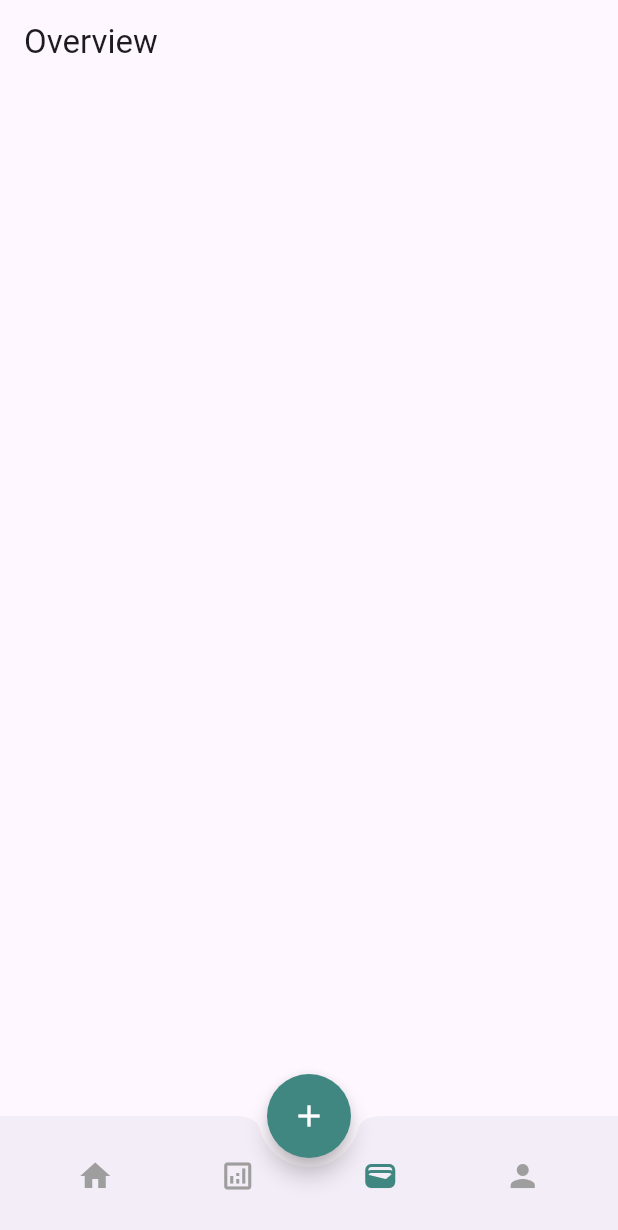
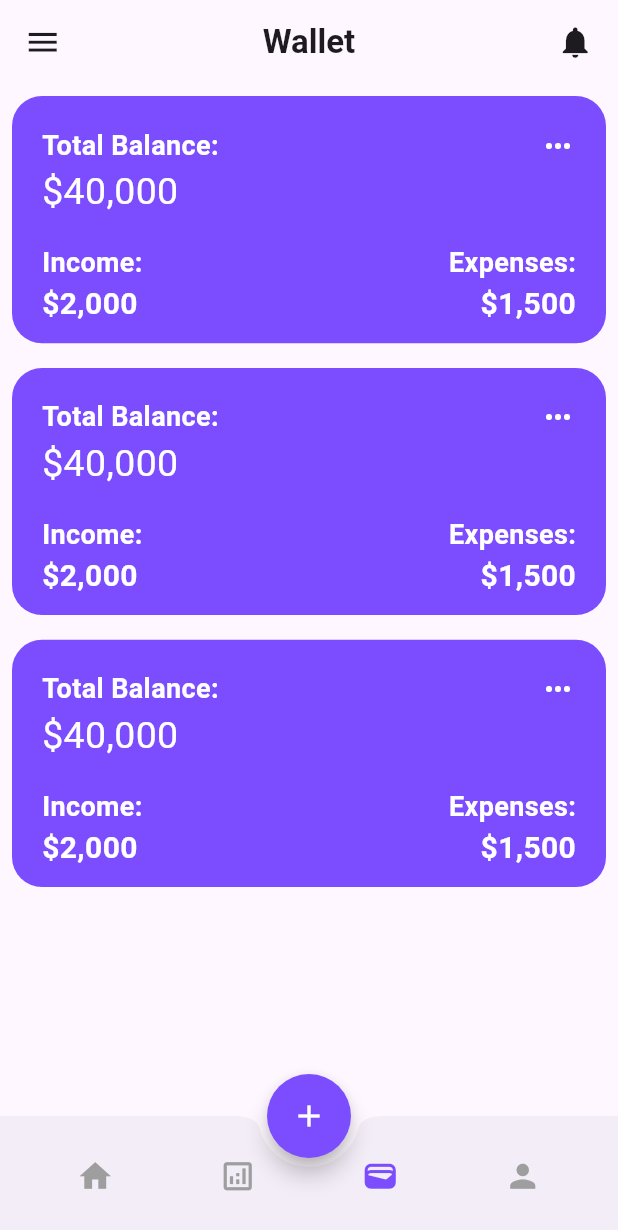
Before and after one commit to emjeypugeee/TrackFund-Flutter, a Flutter app: the PaymentPage screen opened by its route, after a tap on the "home" icon, after a tap on the "analytics" icon, after a tap on the "wallet" icon, on a phone screen of 412 x 824 dp. Shown: the top 1230 px of the screen. Run offline on Flutter 3.47's test engine with Material 3 defaults, Android fonts, the phone set to English and light mode, and no system bars; our stand-ins replace fl_chart, go_router.

Commit message:
updated front-end overview, wallet and profile unfinished

```diff
--- a/lib/components/custom_bottom_nav.dart
+++ b/lib/components/custom_bottom_nav.dart
@@ -9,17 +9,31 @@ class CustomBottomNav extends StatelessWidget {
   Widget build(BuildContext context) {
     // 1. Get the currently selected index
     final int currentIndex = _calculateSelectedIndex(context);
+    List<String> titles = ['Home', 'Overview', 'Wallet', 'Profile'];
 
     // 2. Define colors for active/inactive tabs
-    final Color selectedColor = Color(0xFF408782);
+    final Color selectedColor = Colors.deepPurpleAccent;
     final Color unselectedColor = Colors.grey;
 
+    //
+    double iconSize = 25;
+
     return Scaffold(
+      appBar: AppBar(
+        title: Row(
+          mainAxisAlignment: MainAxisAlignment.spaceBetween,
+          children: [
+            Icon(Icons.menu, size: iconSize),
+            (Text(titles[currentIndex], style: TextStyle(fontWeight: FontWeight.bold))),
+            Icon(Icons.notifications, size: iconSize),
+          ],
+        ),
+      ),
       body: child,
       floatingActionButtonLocation: FloatingActionButtonLocation.centerDocked,
       // 3. Wire up the FAB (or leave for a separate action)
       floatingActionButton: FloatingActionButton(
-        backgroundColor: Color(0xFF408782),
+        backgroundColor: Colors.deepPurpleAccent,
         shape: CircleBorder(),
         onPressed: () {
           // This button is separate from the shell routes.
@@ -42,12 +56,14 @@ class CustomBottomNav extends StatelessWidget {
               color: currentIndex == 0 ? selectedColor : unselectedColor,
               // 6. Call navigation helper on press
               onPressed: () => _onItemTapped(0, context),
+              iconSize: iconSize,
             ),
             // --- WALLET ---
             IconButton(
               icon: const Icon(Icons.analytics_outlined),
               color: currentIndex == 1 ? selectedColor : unselectedColor,
               onPressed: () => _onItemTapped(1, context),
+              iconSize: iconSize,
             ),
             // --- PAYMENT ---
             // Note: Your original code had 4 icons. I've matched them
@@ -56,12 +72,14 @@ class CustomBottomNav extends StatelessWidget {
               icon: const Icon(Icons.wallet), // Your 'wallet' icon
               color: currentIndex == 2 ? selectedColor : unselectedColor,
               onPressed: () => _onItemTapped(2, context),
+              iconSize: iconSize,
             ),
             // --- PROFILE ---
             IconButton(
               icon: const Icon(Icons.person),
               color: currentIndex == 3 ? selectedColor : unselectedColor,
               onPressed: () => _onItemTapped(3, context),
+              iconSize: iconSize,
             ),
           ],
         ),
--- a/lib/components/custom_card.dart
+++ b/lib/components/custom_card.dart
@@ -11,7 +11,7 @@ class CustomCard extends StatelessWidget {
       height: screenHeight * 0.2,
       width: screenWidth * 1,
       decoration: BoxDecoration(
-        color: Color(0xFF408782),
+        color: Colors.deepPurpleAccent,
         borderRadius: BorderRadius.all(Radius.circular(20)),
       ),
       child: Padding(
@@ -23,7 +23,10 @@ class CustomCard extends StatelessWidget {
             Row(
               mainAxisAlignment: MainAxisAlignment.spaceBetween,
               children: [
-                Text('Total Balance:', style: TextStyle(fontSize: 18, color: Colors.white)),
+                Text(
+                  'Total Balance:',
+                  style: TextStyle(fontSize: 18, color: Colors.white, fontWeight: FontWeight.bold),
+                ),
                 Icon(Icons.more_horiz, color: Colors.white),
               ],
             ),
@@ -35,16 +38,28 @@ class CustomCard extends StatelessWidget {
             Row(
               mainAxisAlignment: MainAxisAlignment.spaceBetween,
               children: [
-                Text('Income:', style: TextStyle(color: Colors.white, fontSize: 18)),
-                Text('Expenses:', style: TextStyle(color: Colors.white, fontSize: 18)),
+                Text(
+                  'Income:',
+                  style: TextStyle(color: Colors.white, fontSize: 18, fontWeight: FontWeight.bold),
+                ),
+                Text(
+                  'Expenses:',
+                  style: TextStyle(color: Colors.white, fontSize: 18, fontWeight: FontWeight.bold),
+                ),
               ],
             ),
 
             Row(
               mainAxisAlignment: MainAxisAlignment.spaceBetween,
               children: [
-                Text('\$2,000', style: TextStyle(color: Colors.white, fontSize: 20)),
-                Text('\$1,500', style: TextStyle(color: Colors.white, fontSize: 20)),
+                Text(
+                  '\$2,000',
+                  style: TextStyle(color: Colors.white, fontSize: 20, fontWeight: FontWeight.bold),
+                ),
+                Text(
+                  '\$1,500',
+                  style: TextStyle(color: Colors.white, fontSize: 20, fontWeight: FontWeight.bold),
+                ),
               ],
             ),
           ],
--- /dev/null
+++ b/lib/components/custom_line_chart.dart
@@ -0,0 +1,162 @@
+import 'package:flutter/material.dart';
+import 'package:fl_chart/fl_chart.dart';
+
+class MyGroupedBarChart extends StatefulWidget {
+  const MyGroupedBarChart({super.key});
+
+  @override
+  State<MyGroupedBarChart> createState() => _MyGroupedBarChartState();
+}
+
+class _MyGroupedBarChartState extends State<MyGroupedBarChart> {
+  // Define the colors from the image
+  final Color purpleBar = Colors.purple;
+  final Color orangeBar = Colors.orange;
+  final double width = 18; // Width of each bar
+
+  @override
+  Widget build(BuildContext context) {
+    return BarChart(
+      BarChartData(
+        // Set the maximum Y-value (from your chart)
+        maxY: 4000,
+        minY: 0,
+
+        // Hide the default border
+        borderData: FlBorderData(show: false),
+
+        // Configure the grid lines
+        gridData: FlGridData(
+          show: true,
+          drawVerticalLine: false, // Hide vertical lines
+          horizontalInterval: 1000, // Interval of $1k
+          getDrawingHorizontalLine: (value) {
+            return const FlLine(
+              color: Colors.grey,
+              strokeWidth: 0.8,
+              dashArray: [5, 5], // Create dashed lines
+            );
+          },
+        ),
+
+        // Define the axis titles (labels)
+        titlesData: FlTitlesData(
+          show: true,
+          // Top titles (hidden)
+          topTitles: const AxisTitles(sideTitles: SideTitles(showTitles: false)),
+          // Right titles (hidden)
+          rightTitles: const AxisTitles(sideTitles: SideTitles(showTitles: false)),
+          // Bottom titles (Week 1, Week 2, etc.)
+          bottomTitles: AxisTitles(
+            sideTitles: SideTitles(
+              showTitles: true,
+              reservedSize: 30,
+              getTitlesWidget: getBottomTitles,
+            ),
+          ),
+          // Left titles ($0, $1k, $2k, etc.)
+          leftTitles: AxisTitles(
+            sideTitles: SideTitles(
+              showTitles: true,
+              reservedSize: 40,
+              interval: 1000,
+              getTitlesWidget: getLeftTitles,
+            ),
+          ),
+        ),
+
+        // Define the bar groups
+        barGroups: [
+          // Group for Week 1
+          makeGroupData(0, 2600, 1500),
+          // Group for Week 2
+          makeGroupData(1, 1250, 900),
+          // Group for Week 3
+          makeGroupData(2, 1800, 1250),
+          // Group for Week 4
+          makeGroupData(3, 2050, 1150),
+        ],
+      ),
+    );
+  }
+
+  // Helper function to create each group's data
+  BarChartGroupData makeGroupData(int x, double y1, double y2) {
+    return BarChartGroupData(
+      x: x, // The x-axis coordinate (0 for Week 1, 1 for Week 2, etc.)
+      barRods: [
+        // The purple bar
+        BarChartRodData(
+          toY: y1,
+          color: purpleBar,
+          width: width,
+          borderRadius: BorderRadius.circular(4),
+        ),
+        // The orange bar
+        BarChartRodData(
+          toY: y2,
+          color: orangeBar,
+          width: width,
+          borderRadius: BorderRadius.circular(4),
+        ),
+      ],
+      // Space between the two bars in a group
+      barsSpace: 4,
+    );
+  }
+
+  // Helper function for bottom axis labels
+  // Helper function for bottom axis labels
+  Widget getBottomTitles(double value, TitleMeta meta) {
+    const style = TextStyle(color: Colors.black, fontWeight: FontWeight.bold, fontSize: 14);
+    String text;
+    switch (value.toInt()) {
+      case 0:
+        text = 'Week 1';
+        break;
+      case 1:
+        text = 'Week 2';
+        break;
+      case 2:
+        text = 'Week 3';
+        break;
+      case 3:
+        text = 'Week 4';
+        break;
+      default:
+        text = '';
+        break;
+    }
+    return SideTitleWidget(
+      // axisSide: meta.axisSide, // <-- REMOVE THIS LINE
+      space: 10,
+      meta: meta,
+      child: Text(text, style: style),
+    );
+  }
+
+  // Helper function for left axis labels
+  Widget getLeftTitles(double value, TitleMeta meta) {
+    const style = TextStyle(color: Colors.black, fontWeight: FontWeight.bold, fontSize: 14);
+    String text;
+    if (value == 0) {
+      text = '\$0';
+    } else if (value == 1000) {
+      text = '\$1k';
+    } else if (value == 2000) {
+      text = '\$2k';
+    } else if (value == 3000) {
+      text = '\$3k';
+    } else if (value == 4000) {
+      text = '\$4k';
+    } else {
+      return Container();
+    }
+    return SideTitleWidget(
+      // axisSide: meta.axisSide, // <-- REMOVE THIS LINE
+      space: 5,
+      meta: meta,
+      child: Text(text, style: style),
+    );
+  }
+}
--- a/lib/components/custom_stats.dart
+++ b/lib/components/custom_stats.dart
@@ -25,7 +25,7 @@ class CustomStats extends StatelessWidget {
               mainAxisAlignment: MainAxisAlignment.center,
               children: [
                 Icon(icon, color: iconColor),
-                Text('\$8,500', style: TextStyle(fontSize: 20)),
+                Text(' \$8,500', style: TextStyle(fontSize: 20, fontWeight: FontWeight.bold)),
               ],
             ),
           ],
--- /dev/null
+++ b/lib/components/custom_tab_bar.dart
@@ -0,0 +1,92 @@
+import 'package:flutter/material.dart';
+
+enum TabType { income, expenses }
+
+class CustomTabBar extends StatefulWidget {
+  const CustomTabBar({super.key});
+
+  @override
+  // FIX 1: Link to CustomTabBar
+  State<CustomTabBar> createState() => _TabBarState();
+}
+
+// FIX 2: Link to CustomTabBar
+class _TabBarState extends State<CustomTabBar> {
+  // FIX 3: Move variable outside the build method
+  TabType selectedTab = TabType.expenses;
+
+  @override
+  Widget build(BuildContext context) {
+    return Container(
+      decoration: BoxDecoration(color: Colors.grey[200], borderRadius: BorderRadius.circular(20)),
+      child: Row(
+        children: [
+          // --- INCOME TAB ---
+          Expanded(
+            child: GestureDetector(
+              onTap: () {
+                setState(() {
+                  selectedTab = TabType.income;
+                });
+              },
+              child: Container(
+                padding: const EdgeInsets.symmetric(vertical: 12),
+                decoration: BoxDecoration(
+                  color:
+                      selectedTab == TabType.income
+                          ? Colors
+                              .deepPurpleAccent // Selected color
+                          : Colors.transparent, // Unselected color
+                  borderRadius: BorderRadius.circular(30),
+                ),
+                child: Center(
+                  child: Text(
+                    'Income',
+                    style: TextStyle(
+                      fontWeight: FontWeight.bold,
+                      color: selectedTab == TabType.income ? Colors.white : Colors.grey[700],
+                    ),
+                  ),
+                ),
+              ),
+            ),
+          ),
+
+          // --- EXPENSES TAB ---
+          Expanded(
+            child: GestureDetector(
+              onTap: () {
+                setState(() {
+                  // FIX 4: Change to .expenses
+                  selectedTab = TabType.expenses;
+                });
+              },
+              child: Container(
+                padding: const EdgeInsets.symmetric(vertical: 12),
+                decoration: BoxDecoration(
+                  // FIX 5: Check for .expenses
+                  color:
+                      selectedTab == TabType.expenses
+                          ? Colors
+                              .orange // Selected color (from your image)
+                          : Colors.transparent, // Unselected color
+                  borderRadius: BorderRadius.circular(30),
+                ),
+                child: Center(
+                  child: Text(
+                    'Expenses',
+                    style: TextStyle(
+                      fontWeight: FontWeight.bold,
+                      // FIX 6: Check for .expenses and set text color
+                      color: selectedTab == TabType.expenses ? Colors.white : Colors.grey[700],
+                    ),
+                  ),
+                ),
+              ),
+            ),
+          ),
+        ],
+      ),
+    );
+  }
+}
--- a/lib/components/transaction_card.dart
+++ b/lib/components/transaction_card.dart
@@ -4,11 +4,13 @@ class TransactionCard extends StatelessWidget {
   final String transacName;
   final String time;
   final String amount;
+  final Color? color;
   const TransactionCard({
     super.key,
     required this.transacName,
     required this.time,
     required this.amount,
+    required this.color,
   });
 
   @override
@@ -43,7 +45,7 @@ class TransactionCard extends StatelessWidget {
                     ),
                   ],
                 ),
-                Text('\$$amount', style: TextStyle(color: Colors.red, fontSize: 20)),
+                Text(amount, style: TextStyle(color: color, fontSize: 20)),
               ],
             ),
           ],
--- a/lib/pages/home_page.dart
+++ b/lib/pages/home_page.dart
@@ -10,14 +10,6 @@ class HomePage extends StatelessWidget {
     double screenWidth = MediaQuery.of(context).size.width;
     double screenHeight = MediaQuery.of(context).size.height;
     return Scaffold(
-      appBar: AppBar(
-        leading: Icon(Icons.menu),
-        title: Text(
-          'My Wallet',
-          style: TextStyle(color: Colors.black, fontWeight: FontWeight.bold),
-        ),
-        centerTitle: true,
-      ),
       body: Padding(
         padding: EdgeInsets.all(20),
         child: SingleChildScrollView(
@@ -39,14 +31,54 @@ class HomePage extends StatelessWidget {
               ),
               Column(
                 children: [
-                  TransactionCard(transacName: 'Money Transfer', amount: '500', time: '12:30AM'),
-                  TransactionCard(transacName: 'Paypal', amount: '600', time: '1:00PM'),
-                  TransactionCard(transacName: 'Paypal', amount: '600', time: '1:00PM'),
-                  TransactionCard(transacName: 'Paypal', amount: '600', time: '1:00PM'),
-                  TransactionCard(transacName: 'Paypal', amount: '600', time: '1:00PM'),
-                  TransactionCard(transacName: 'Paypal', amount: '600', time: '1:00PM'),
-                  TransactionCard(transacName: 'Paypal', amount: '600', time: '1:00PM'),
-                  TransactionCard(transacName: 'Paypal', amount: '600', time: '1:00PM'),
+                  TransactionCard(
+                    transacName: 'Money Transfer',
+                    amount: '-\$500',
+                    time: '12:30AM',
+                    color: Colors.red,
+                  ),
+                  TransactionCard(
+                    transacName: 'Paypal',
+                    amount: '-\$500',
+                    time: '1:00PM',
+                    color: Colors.red,
+                  ),
+                  TransactionCard(
+                    transacName: 'Paypal',
+                    amount: '600',
+                    time: '1:00PM',
+                    color: Colors.red,
+                  ),
+                  TransactionCard(
+                    transacName: 'Paypal',
+                    amount: '-\$500',
+                    time: '1:00PM',
+                    color: Colors.red,
+                  ),
+                  TransactionCard(
+                    transacName: 'Paypal',
+                    amount: '600',
+                    time: '1:00PM',
+                    color: Colors.green,
+                  ),
+                  TransactionCard(
+                    transacName: 'Paypal',
+                    amount: '600',
+                    time: '1:00PM',
+                    color: Colors.green,
+                  ),
+                  TransactionCard(
+                    transacName: 'Paypal',
+                    amount: '-\$500',
+                    time: '1:00PM',
+                    color: Colors.green,
+                  ),
+                  TransactionCard(
+                    transacName: 'Paypal',
+                    amount: '+\$600',
+                    time: '1:00PM',
+                    color: Colors.green,
+                  ),
                 ],
               ),
             ],
--- a/lib/pages/payment_page.dart
+++ b/lib/pages/payment_page.dart
@@ -1,10 +1,25 @@
 import 'package:flutter/material.dart';
+import 'package:track_fund/components/custom_card.dart';
 
 class PaymentPage extends StatelessWidget {
   const PaymentPage({super.key});
 
   @override
   Widget build(BuildContext context) {
-    return Scaffold(appBar: AppBar(title: Text('Overview')));
+    double screenHeight = MediaQuery.of(context).size.height;
+    return Scaffold(
+      body: Padding(
+        padding: const EdgeInsets.all(8.0),
+        child: Column(
+          children: [
+            CustomCard(),
+            SizedBox(height: screenHeight * 0.02),
+            CustomCard(),
+            SizedBox(height: screenHeight * 0.02),
+            CustomCard(),
+          ],
+        ),
+      ),
+    );
   }
 }
--- a/lib/pages/profile_page.dart
+++ b/lib/pages/profile_page.dart
@@ -5,6 +5,21 @@ class ProfilePage extends StatelessWidget {
 
   @override
   Widget build(BuildContext context) {
-    return const Placeholder();
+    double screenHeight = MediaQuery.of(context).size.height;
+    return Scaffold(
+      body: Padding(
+        padding: const EdgeInsets.all(8.0),
+        child: Column(
+          mainAxisAlignment: MainAxisAlignment.start,
+          crossAxisAlignment: CrossAxisAlignment.center,
+          children: [
+            Center(child: CircleAvatar(radius: 60, child: Icon(Icons.person, size: 50))),
+            SizedBox(height: screenHeight * 0.02),
+            Text('Amir Perez', style: TextStyle(fontSize: 20, fontWeight: FontWeight.bold)),
+            Text('amirperez@gmail.com', style: TextStyle(color: Colors.grey)),
+          ],
+        ),
+      ),
+    );
   }
 }
--- a/lib/pages/wallet_page.dart
+++ b/lib/pages/wallet_page.dart
@@ -1,5 +1,7 @@
 import 'package:flutter/material.dart';
+import 'package:track_fund/components/custom_line_chart.dart';
 import 'package:track_fund/components/custom_stats.dart';
+import 'package:track_fund/components/custom_tab_bar.dart';
 
 class WalletPage extends StatelessWidget {
   const WalletPage({super.key});
@@ -8,11 +10,6 @@ class WalletPage extends StatelessWidget {
   Widget build(BuildContext context) {
     double screenHeight = MediaQuery.of(context).size.height;
     return Scaffold(
-      appBar: AppBar(
-        leading: Icon(Icons.menu),
-        title: Text('Overview', style: TextStyle(fontWeight: FontWeight.bold)),
-        centerTitle: true,
-      ),
       body: Padding(
         padding: const EdgeInsets.all(20.0),
         child: Column(
@@ -39,6 +36,14 @@ class WalletPage extends StatelessWidget {
 
             SizedBox(height: screenHeight * 0.03),
             Text('Statistics', style: TextStyle(fontWeight: FontWeight.bold, fontSize: 20)),
+            SizedBox(height: screenHeight * 0.03),
+            SizedBox(
+              height: screenHeight * 0.3, // Or any fixed height you want
+              child: MyGroupedBarChart(),
+            ),
+            SizedBox(height: screenHeight * 0.03),
+            CustomTabBar(),
+            SizedBox(height: screenHeight * 0.05),
           ],
         ),
       ),
--- a/pubspec.yaml
+++ b/pubspec.yaml
@@ -11,6 +11,7 @@ dependencies:
     sdk: flutter
 
   go_router:
+  fl_chart:
 
 dev_dependencies:
   flutter_test:
```
Also changed, not shown: pubspec.lock.
